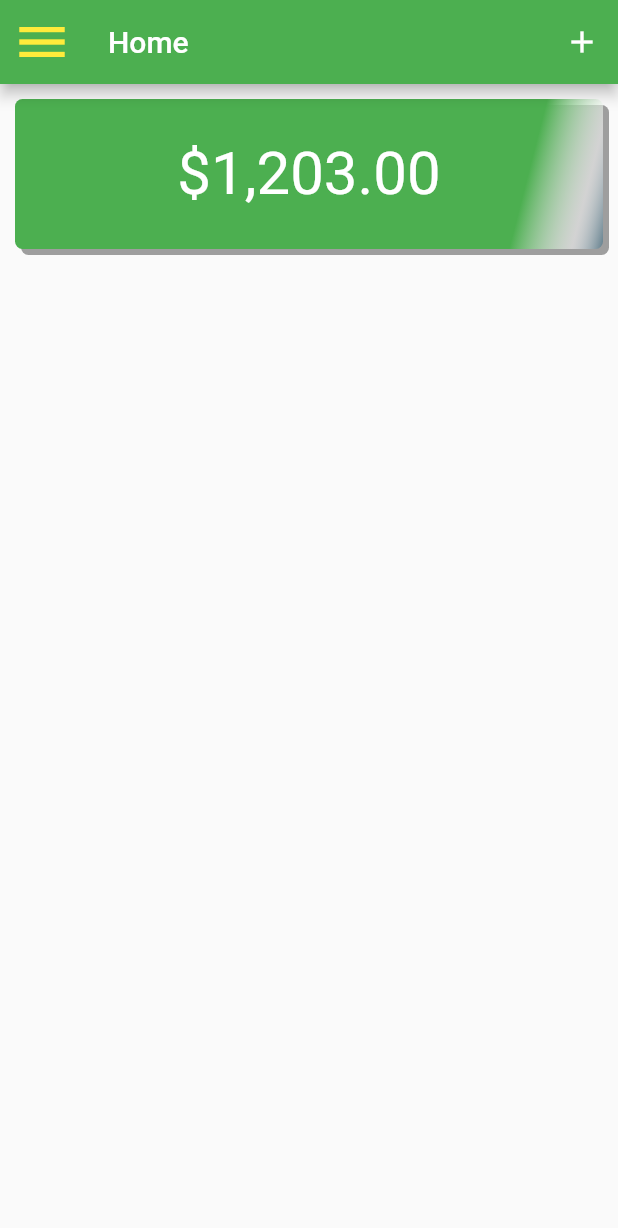
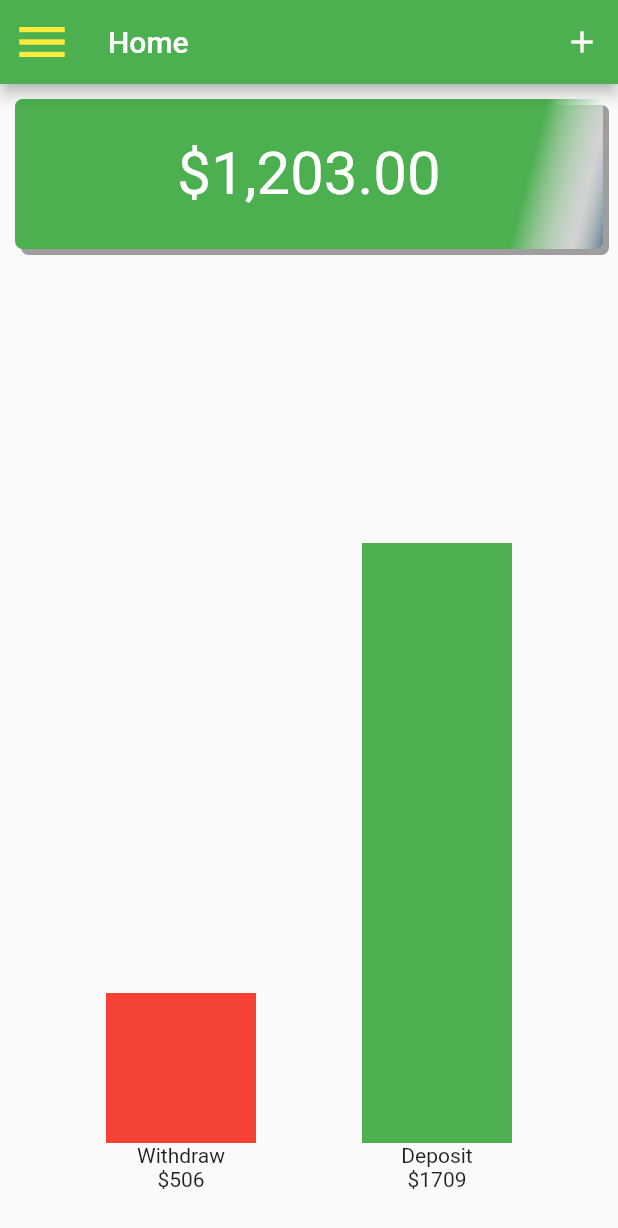
Before and after one commit to cornell19/spend_tracker, a Flutter app: the screen it shows after launch, on a phone screen of 412 x 824 dp. Shown: the top 1228 px of the screen. Run offline on Flutter 3.47's test engine with Material 2 defaults, Android fonts, the phone set to English and light mode, and no system bars.

Commit message:
unit4 module 3 final

```diff
--- a/lib/pages/home/home_page.dart
+++ b/lib/pages/home/home_page.dart
@@ -1,5 +1,4 @@
 import 'package:flutter/material.dart';
-import 'package:spend_tracker/pages/home/widgets/custom_text.dart';
 
 class HomePage extends StatelessWidget {
   @override
@@ -24,7 +23,65 @@ class HomePage extends StatelessWidget {
       body: Column(
         crossAxisAlignment: CrossAxisAlignment.stretch,
         children: <Widget>[
+          _TotalBudget(amount: amount),
           Container(
+              padding: EdgeInsets.only(bottom: 10),
+              height: MediaQuery.of(context).size.height - 196,
+              child: Row(
+                crossAxisAlignment: CrossAxisAlignment.start,
+                mainAxisAlignment: MainAxisAlignment.spaceEvenly,
+                children: <Widget>[
+                  _BarLine(100, Colors.red, 'Withdraw', 506),
+                  _BarLine(400, Colors.green, 'Deposit', 1709)
+                ],
+              )),
+        ],
+      ),
+    );
+  }
+}
+
+class _BarLine extends StatelessWidget {
+  const _BarLine(
+    this.height,
+    this.color,
+    this.label,
+    this.amount, {
+    Key key,
+  }) : super(key: key);
+  final double height;
+  final String label;
+  final Color color;
+  final int amount;
+  @override
+  Widget build(BuildContext context) {
+    return Column(
+      mainAxisAlignment: MainAxisAlignment.end,
+      crossAxisAlignment: CrossAxisAlignment.center,
+      children: <Widget>[
+        Container(
+          height: height,
+          width: 100,
+          color: color,
+        ),
+        Text(label),
+        Text('\$$amount'),
+      ],
+    );
+  }
+}
+
+class _TotalBudget extends StatelessWidget {
+  const _TotalBudget({
+    Key key,
+    @required this.amount,
+  }) : super(key: key);
+
+  final String amount;
+
+  @override
+  Widget build(BuildContext context) {
+    return Container(
       height: 100,
       margin: EdgeInsets.all(10),
       alignment: Alignment.center,
@@ -54,9 +111,6 @@ class HomePage extends StatelessWidget {
           Radius.circular(5),
         ),
       ),
-          ),
-        ],
-      ),
     );
   }
 }
```
Lines whose indentation alone changed are shown as unchanged.
